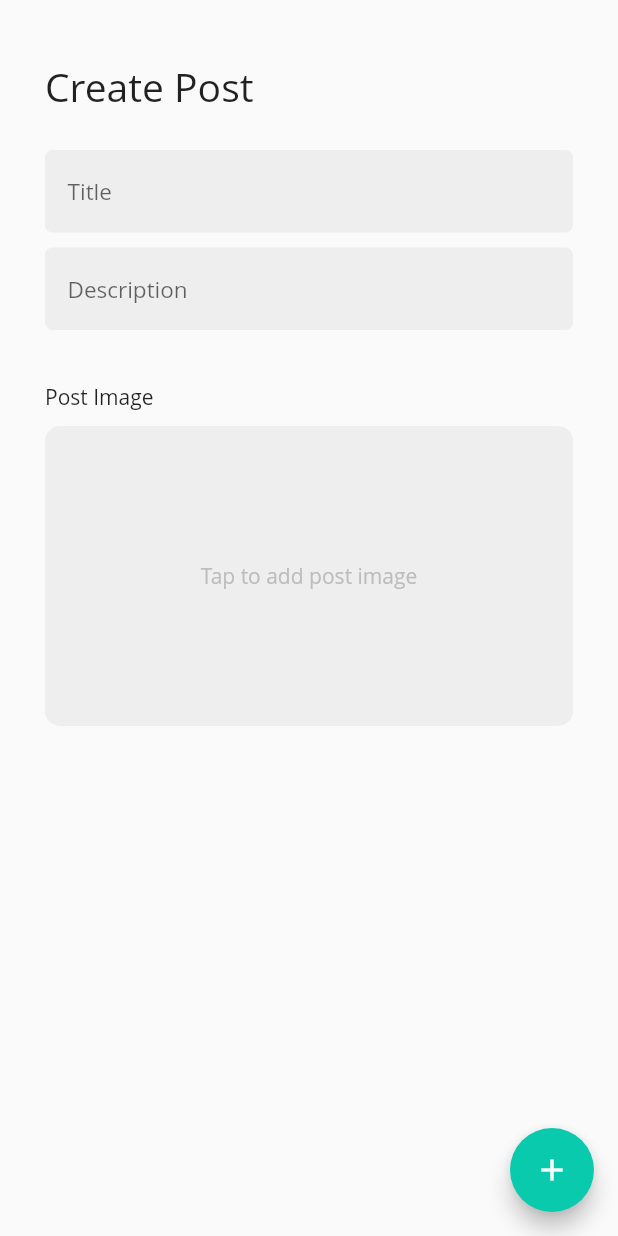
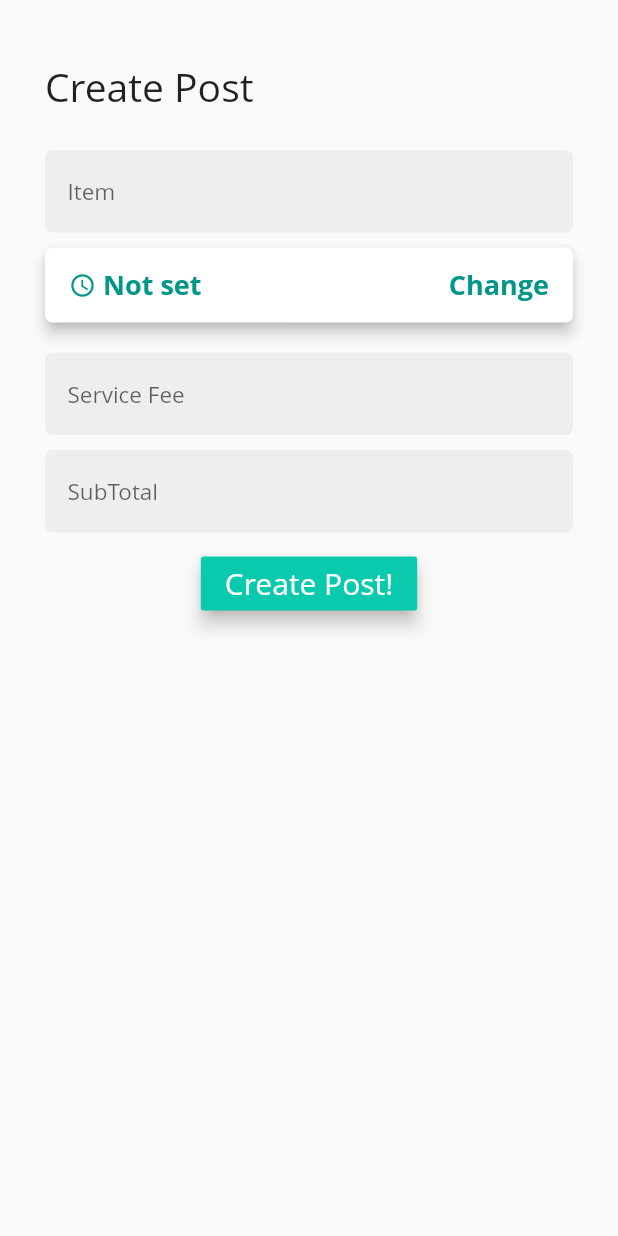
Before and after one commit to esther-joseph/CSCE_482_Campus_Requester, a Flutter app: the CreatePostView screen opened directly, on a phone screen of 412 x 824 dp. Run offline on Flutter 3.47's test engine with Material 2 defaults, Android fonts, the light colour scheme and no system bars; our stand-ins replace flutter_datetime_picker, get_it, provider_architecture; Roboto replaces fonts that are missing (Open Sans).

Commit message:
updated Crate Post view, added datetime picker

```diff
--- a/UI/requester/lib/main.dart
+++ b/UI/requester/lib/main.dart
@@ -1,6 +1,7 @@
 import 'package:flutter/material.dart';
 import 'package:requester/services/navigation_service.dart';
 import 'package:requester/services/dialog_service.dart';
+import 'package:requester/ui/views/create_post_view.dart';
 import 'package:requester/ui/views/login_view.dart';
 import 'package:requester/ui/views/post_list_view.dart';
 import 'package:requester/ui/views/splash_view.dart';
@@ -31,7 +32,7 @@ class MyApp extends StatelessWidget {
               fontFamily: 'Open Sans',
             ),
       ),
-      home: PostListView(),
+      home: CreatePostView(),
       onGenerateRoute: generateRoute,
     );
   }
--- a/UI/requester/lib/ui/views/create_post_view.dart
+++ b/UI/requester/lib/ui/views/create_post_view.dart
@@ -4,34 +4,43 @@ import 'package:provider_architecture/provider_architecture.dart';
 import 'package:requester/ui/shared/ui_helpers.dart';
 import 'package:requester/ui/widgets/input_field.dart';
 import 'package:requester/viewmodels/create_post_view_model.dart';
+import 'package:flutter_datetime_picker/flutter_datetime_picker.dart';
 
-class CreatePostView extends StatelessWidget {
+class CreatePostView extends StatefulWidget {
+  @override
+  _CreatePostViewState createState() => _CreatePostViewState();
+}
+
+class _CreatePostViewState extends State<CreatePostView> {
   final itemController = TextEditingController();
+  final serviceFeeController = TextEditingController();
+  final subTotalFeeController = TextEditingController();
+
   final serviceFeeControlloer = TextEditingController();
 
-  CreatePostView({Key key}) : super(key: key);
+  String _time = "Not set";
 
   @override
   Widget build(BuildContext context) {
     return ViewModelProvider<CreatePostViewModel>.withConsumer(
       viewModel: CreatePostViewModel(),
       builder: (context, model, child) => Scaffold(
-        floatingActionButton: FloatingActionButton(
-          child: !model.busy
-              ? Icon(Icons.add)
-              : CircularProgressIndicator(
-                  valueColor: AlwaysStoppedAnimation(Colors.white),
-                ),
-          onPressed: () {
-            if (!model.busy) {
-              model.addPost(
-                  item: itemController.text,
-                  serviceFee: serviceFeeControlloer.text);
-            }
-          },
-          backgroundColor:
-              !model.busy ? Theme.of(context).primaryColor : Colors.grey[600],
-        ),
+        // floatingActionButton: FloatingActionButton(
+        //   child: !model.busy
+        //       ? Icon(Icons.add)
+        //       : CircularProgressIndicator(
+        //           valueColor: AlwaysStoppedAnimation(Colors.white),
+        //         ),
+        //   onPressed: () {
+        //     if (!model.busy) {
+        //       model.addPost(
+        //           item: itemController.text,
+        //           serviceFee: serviceFeeControlloer.text);
+        //     }
+        //   },
+        //   backgroundColor:
+        //       !model.busy ? Theme.of(context).primaryColor : Colors.grey[600],
+        // ),
         body: Padding(
           padding: const EdgeInsets.symmetric(horizontal: 30.0),
           child: Column(
@@ -44,25 +53,90 @@ class CreatePostView extends StatelessWidget {
               ),
               verticalSpaceMedium,
               InputField(
-                placeholder: 'Title',
+                placeholder: 'Item',
                 controller: itemController,
               ),
+              RaisedButton(
+                shape: RoundedRectangleBorder(
+                    borderRadius: BorderRadius.circular(5.0)),
+                elevation: 4.0,
+                onPressed: () {
+                  DatePicker.showDateTimePicker(context,
+                      minTime: DateTime.now(),
+                      theme: DatePickerTheme(
+                        containerHeight: 210.0,
+                      ),
+                      showTitleActions: true, onConfirm: (time) {
+                    _time =
+                        'Day:${time.month}.${time.day} Time: ${time.hour}:${time.minute}';
+                    setState(() {});
+                  }, currentTime: DateTime.now(), locale: LocaleType.en);
+                  setState(() {});
+                },
+                child: Container(
+                  alignment: Alignment.center,
+                  height: 50.0,
+                  child: Row(
+                    mainAxisAlignment: MainAxisAlignment.spaceBetween,
+                    children: <Widget>[
+                      Row(
+                        children: <Widget>[
+                          Container(
+                            child: Row(
+                              children: <Widget>[
+                                Icon(
+                                  Icons.access_time,
+                                  size: 18.0,
+                                  color: Colors.teal,
+                                ),
+                                Text(
+                                  " $_time",
+                                  style: TextStyle(
+                                      color: Colors.teal,
+                                      fontWeight: FontWeight.bold,
+                                      fontSize: 18.0),
+                                ),
+                              ],
+                            ),
+                          )
+                        ],
+                      ),
+                      Text(
+                        "  Change",
+                        style: TextStyle(
+                            color: Colors.teal,
+                            fontWeight: FontWeight.bold,
+                            fontSize: 18.0),
+                      ),
+                    ],
+                  ),
+                ),
+                color: Colors.white,
+              ),
+              verticalSpace(20),
               InputField(
-                placeholder: 'Description',
-                controller: serviceFeeControlloer,
-              ),
-              verticalSpaceMedium,
-              Text('Post Image'),
-              verticalSpaceSmall,
-              Container(
-                height: 200,
-                decoration: BoxDecoration(
-                    color: Colors.grey[200],
-                    borderRadius: BorderRadius.circular(10)),
-                alignment: Alignment.center,
-                child: Text(
-                  'Tap to add post image',
-                  style: TextStyle(color: Colors.grey[400]),
+                  placeholder: 'Service Fee',
+                  controller: serviceFeeController,
+                  textInputType: TextInputType.number),
+              InputField(
+                  placeholder: 'SubTotal',
+                  controller: subTotalFeeController,
+                  textInputType: TextInputType.number),
+              Align(
+                alignment: Alignment.bottomCenter,
+                child: RaisedButton(
+                  onPressed: () {
+                    if (!model.busy) {
+                      model.addPost(
+                          item: itemController.text,
+                          serviceFee: serviceFeeControlloer.text);
+                    }
+                  },
+                  child: const Text('Create Post!',
+                      style: TextStyle(fontSize: 20)),
+                  color: Theme.of(context).primaryColor,
+                  textColor: Colors.white,
+                  elevation: 5,
                 ),
               )
             ],
--- a/UI/requester/pubspec.yaml
+++ b/UI/requester/pubspec.yaml
@@ -30,6 +30,7 @@ dependencies:
   # provider architecture
   provider_architecture: ^1.0.3
   intl: ^0.16.1
+  flutter_datetime_picker: ^1.3.4
 
   # The following adds the Cupertino Icons font to your application.
   # Use with the CupertinoIcons class for iOS style icons.
```
Also changed, not shown: UI/requester/pubspec.lock.
